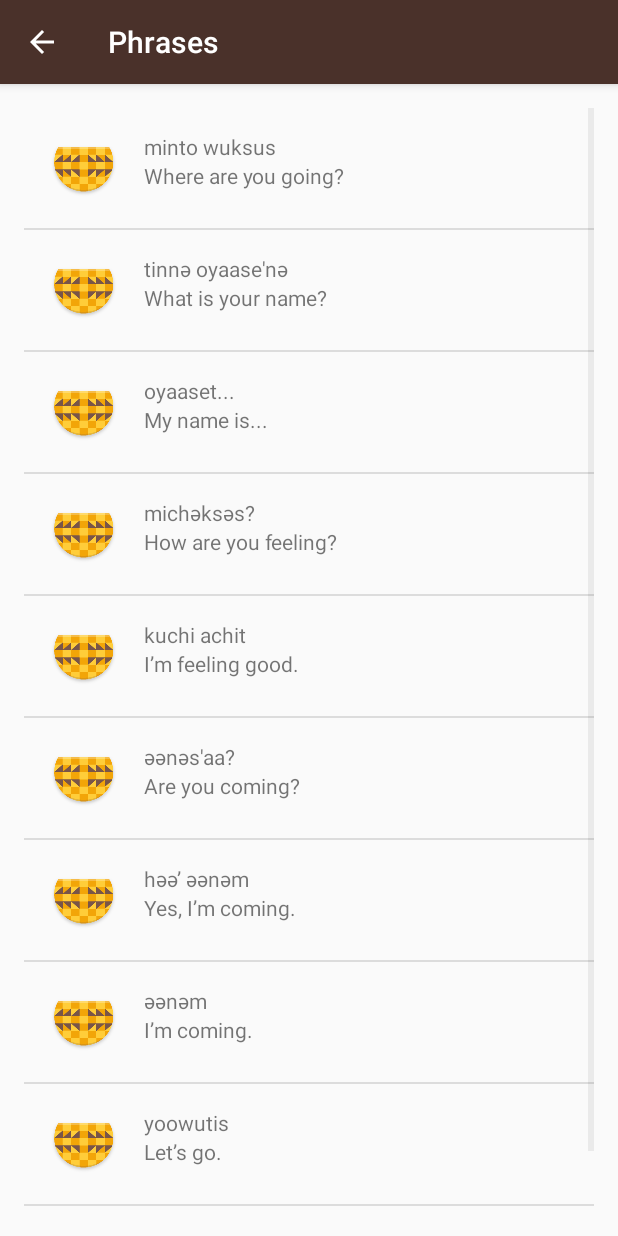
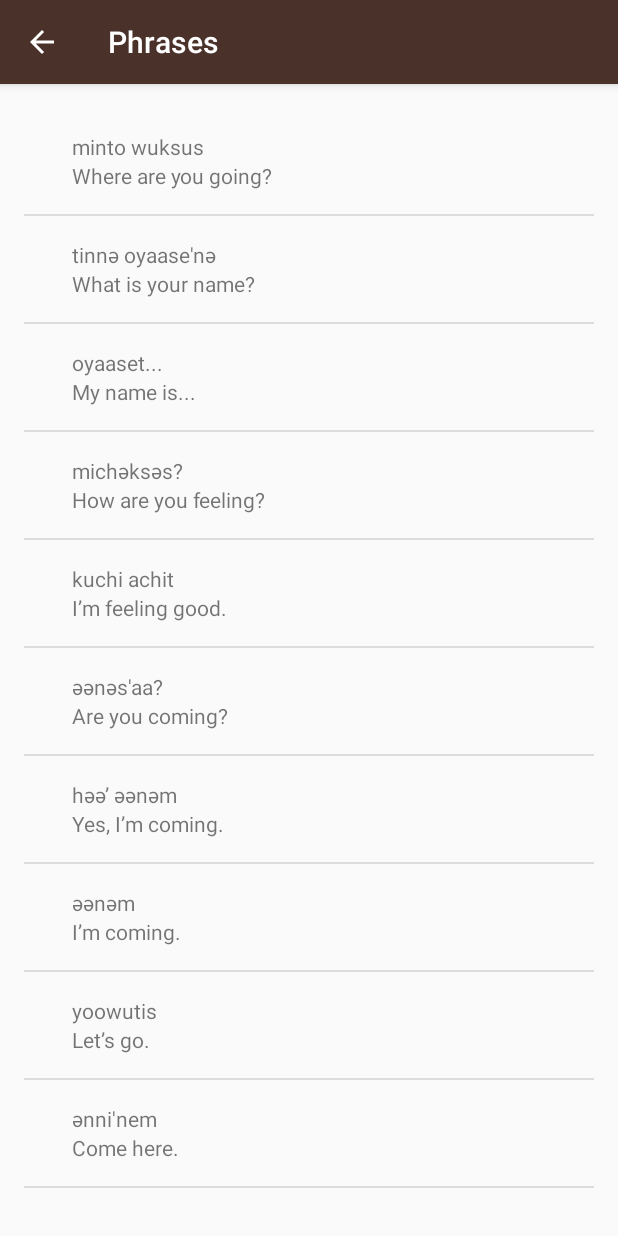
Before and after one commit to VIcuko/Android-MiwokApp, an Android app: the PhrasesActivity screen opened directly, with no data from a screen before it, on a phone screen of 412 x 824 dp. Run offline under Robolectric (Android 15) with nearby library versions, the light colour scheme and no system bars.

Commit message:
Set ImageViews in WordAdapter

```diff
--- a/app/src/main/java/com/example/android/miwok/WordAdapter.java
+++ b/app/src/main/java/com/example/android/miwok/WordAdapter.java
@@ -7,6 +7,7 @@
 import android.view.View;
 import android.view.ViewGroup;
 import android.widget.ArrayAdapter;
+import android.widget.ImageView;
 import android.widget.TextView;
 
 import java.util.ArrayList;
@@ -45,6 +46,12 @@
         // Get the word from the current Word object and set it on the TextView
         defaultText.setText(word.getDefautltTranslation());
 
+        // Find the ImageView in the list_item.xml layout with the ID image
+        ImageView image = (ImageView) listItemView.findViewById(R.id.image);
+
+        // Get the image from the current Word object and set it on the ImageView
+        image.setImageResource(word.getImageResourceId());
+
         return listItemView;
     }
 }
```
Also changed, not shown: 3 other files.
